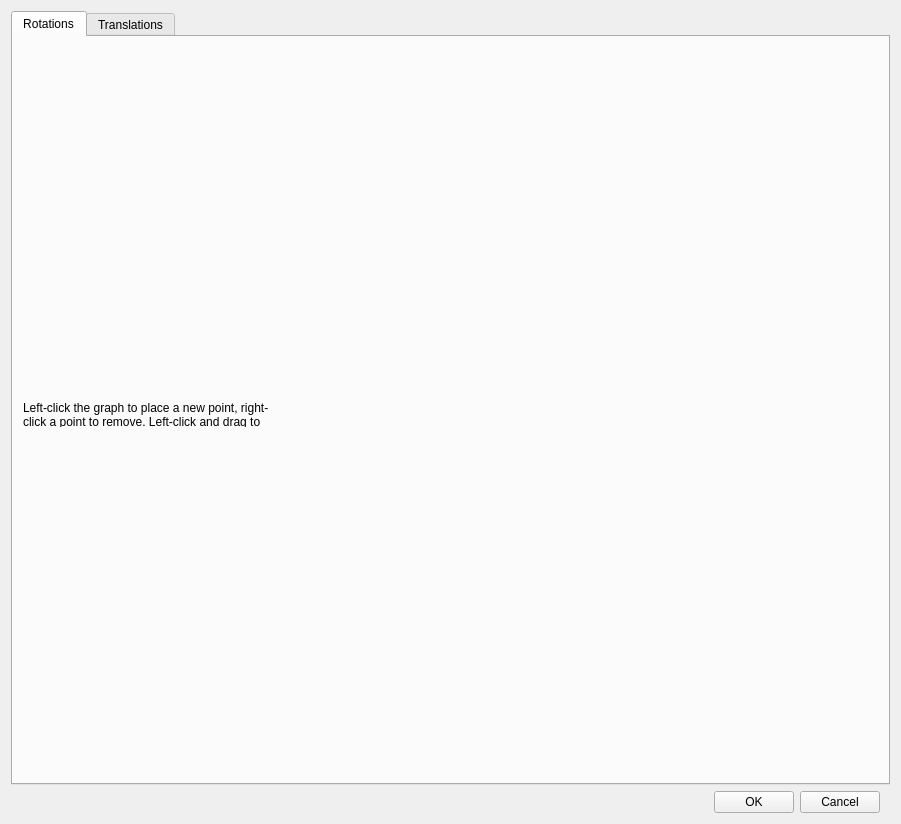
First picture: the form in FaceTrackNoIR/FTNoIR_Curves.ui, repository aavendan/facetracknoir, before the edit.
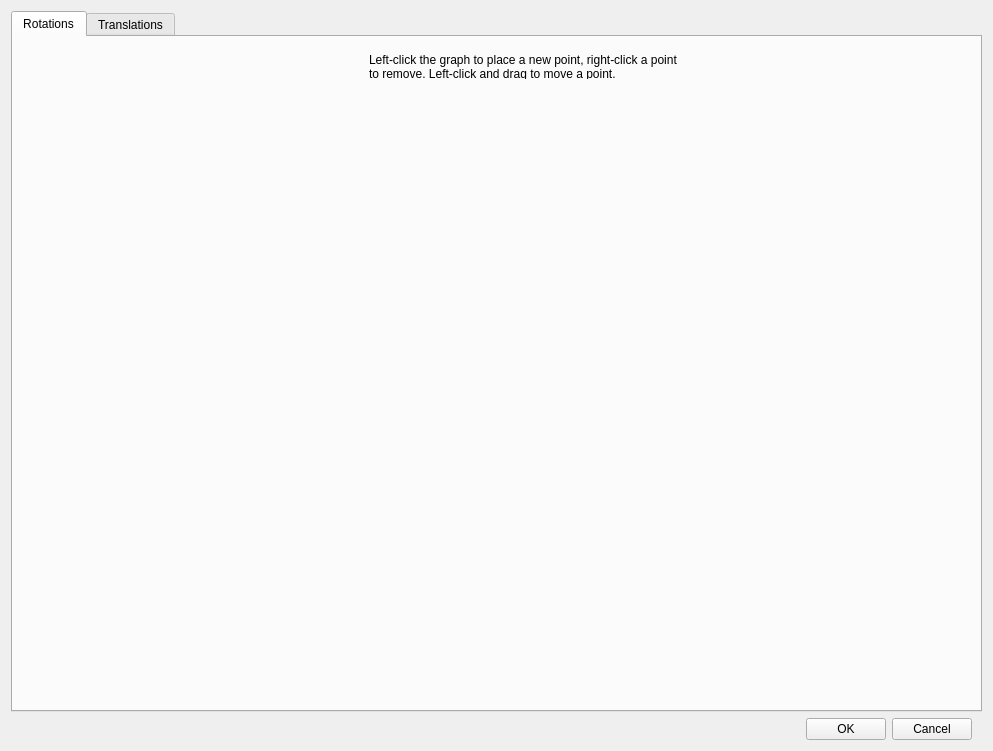
Second picture: the form after the edit. Icons and pictures are not drawn. Custom widgets are drawn as their Qt base class.

```diff
--- a/FaceTrackNoIR/FTNoIR_Curves.ui
+++ b/FaceTrackNoIR/FTNoIR_Curves.ui
@@ -6,10 +6,16 @@
    <rect>
     <x>0</x>
     <y>0</y>
-    <width>901</width>
-    <height>824</height>
+    <width>993</width>
+    <height>751</height>
    </rect>
   </property>
+  <property name="sizePolicy">
+   <sizepolicy hsizetype="Fixed" vsizetype="Fixed">
+    <horstretch>0</horstretch>
+    <verstretch>0</verstretch>
+   </sizepolicy>
+  </property>
   <property name="windowTitle">
    <string>FaceTrackNoIR tracking curves</string>
   </property>
@@ -112,12 +118,12 @@
           <rect>
            <x>10</x>
            <y>10</y>
-           <width>794</width>
-           <height>488</height>
+           <width>956</width>
+           <height>656</height>
           </rect>
          </property>
          <layout class="QGridLayout" name="gridLayout">
-          <item row="0" column="1">
+          <item row="1" column="1">
            <widget class="QFunctionConfigurator" name="qFunctionPitch">
             <property name="sizePolicy">
              <sizepolicy hsizetype="Fixed" vsizetype="Fixed">
@@ -127,14 +133,14 @@
             </property>
             <property name="minimumSize">
              <size>
-              <width>260</width>
-              <height>240</height>
+              <width>314</width>
+              <height>384</height>
              </size>
             </property>
             <property name="maximumSize">
              <size>
-              <width>260</width>
-              <height>500</height>
+              <width>314</width>
+              <height>384</height>
              </size>
             </property>
             <property name="maxOutputEGU" stdset="0">
@@ -165,7 +171,7 @@
             </property>
            </widget>
           </item>
-          <item row="0" column="2">
+          <item row="1" column="2">
            <widget class="QFunctionConfigurator" name="qFunctionRoll">
             <property name="sizePolicy">
              <sizepolicy hsizetype="Fixed" vsizetype="Fixed">
@@ -175,14 +181,14 @@
             </property>
             <property name="minimumSize">
              <size>
-              <width>260</width>
-              <height>240</height>
+              <width>264</width>
+              <height>384</height>
              </size>
             </property>
             <property name="maximumSize">
              <size>
-              <width>260</width>
-              <height>500</height>
+              <width>264</width>
+              <height>384</height>
              </size>
             </property>
             <property name="pixPerEGU_Output" stdset="0">
@@ -210,7 +216,7 @@
             </property>
            </widget>
           </item>
-          <item row="0" column="0">
+          <item row="1" column="0">
            <widget class="QFunctionConfigurator" name="qFunctionYaw">
             <property name="sizePolicy">
              <sizepolicy hsizetype="Fixed" vsizetype="Fixed">
@@ -220,14 +226,14 @@
             </property>
             <property name="minimumSize">
              <size>
-              <width>260</width>
-              <height>240</height>
+              <width>314</width>
+              <height>384</height>
              </size>
             </property>
             <property name="maximumSize">
              <size>
-              <width>400</width>
-              <height>500</height>
+              <width>314</width>
+              <height>384</height>
              </size>
             </property>
             <property name="pixPerEGU_Output" stdset="0">
@@ -255,7 +261,7 @@
             </property>
            </widget>
           </item>
-          <item row="1" column="1">
+          <item row="2" column="1">
            <widget class="QFunctionConfigurator" name="qFunctionPitchDown">
             <property name="sizePolicy">
              <sizepolicy hsizetype="Fixed" vsizetype="Fixed">
@@ -265,14 +271,14 @@
             </property>
             <property name="minimumSize">
              <size>
-              <width>260</width>
-              <height>240</height>
+              <width>314</width>
+              <height>204</height>
              </size>
             </property>
             <property name="maximumSize">
              <size>
-              <width>260</width>
-              <height>500</height>
+              <width>314</width>
+              <height>204</height>
              </size>
             </property>
             <property name="maxOutputEGU" stdset="0">
@@ -303,7 +309,7 @@
             </property>
            </widget>
           </item>
-          <item row="1" column="0">
+          <item row="0" column="1">
            <widget class="QLabel" name="label_9">
             <property name="maximumSize">
              <size>
@@ -319,7 +325,7 @@
             </property>
            </widget>
           </item>
-          <item row="1" column="2">
+          <item row="2" column="0">
            <widget class="QWidget" name="widget_3" native="true">
             <property name="minimumSize">
              <size>
```
Left out of the diff: 64 changed lines with no effect on the pictures.
